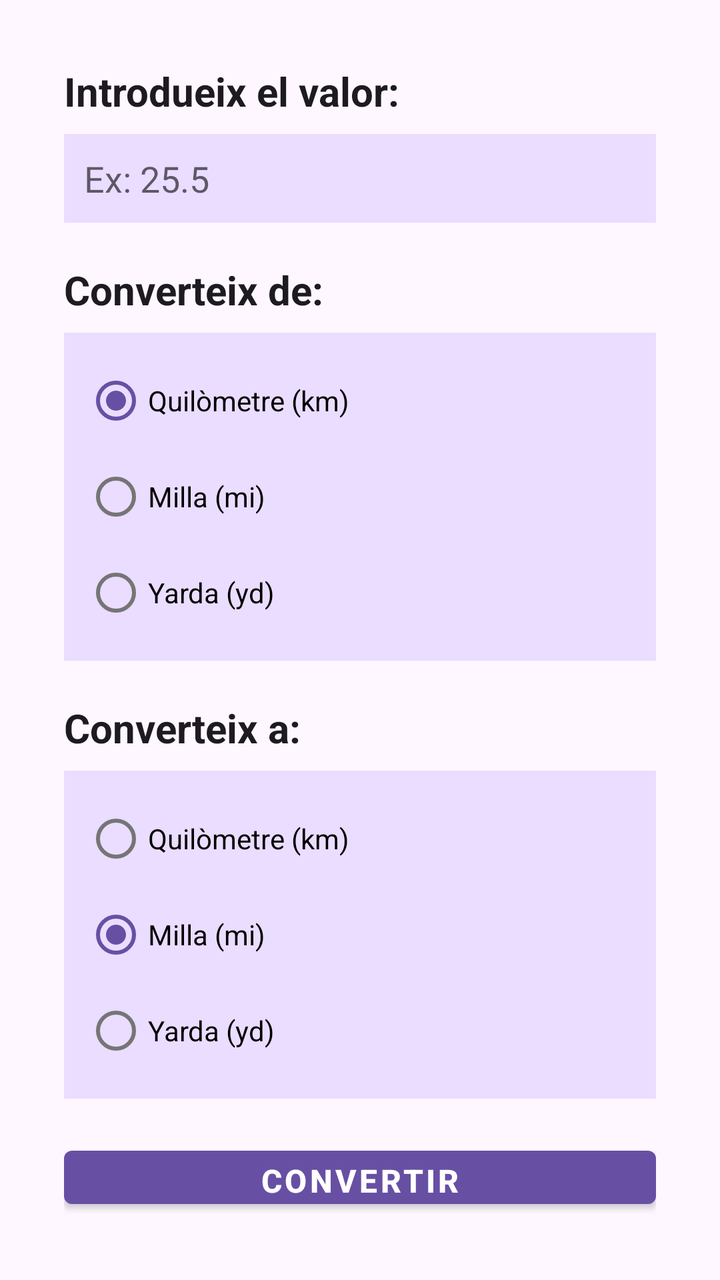
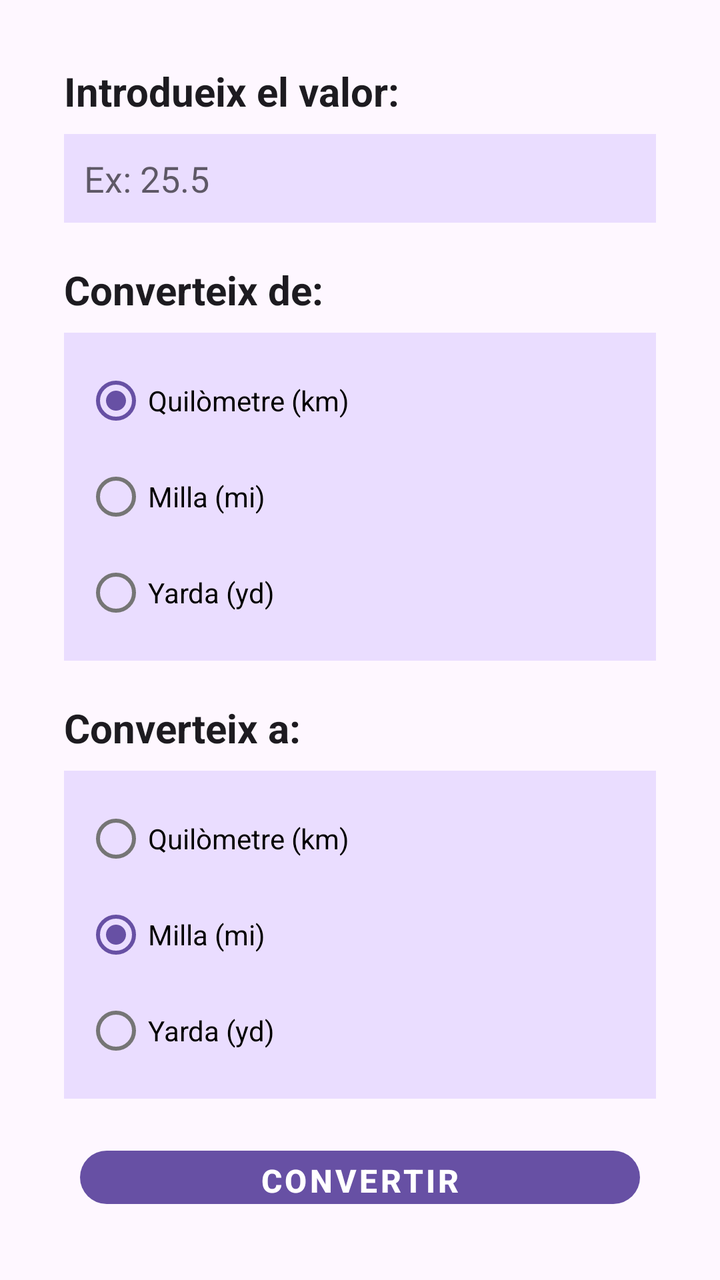

The first picture is an Android layout as it rendered before a commit; the second is the same layout after the commit. The layout source and the unified diff follow.
<!-- AndroidManifest.xml: application theme Theme.Conversor -->
<!-- res/layout/activity_longitud.xml -->
<?xml version="1.0" encoding="utf-8"?>
<LinearLayout xmlns:android="http://schemas.android.com/apk/res/android"
    android:layout_width="match_parent"
    android:layout_height="match_parent"
    android:orientation="vertical"
    android:gravity="center_horizontal"
    android:padding="32dp">

    <TextView
        android:layout_width="match_parent"
        android:layout_height="wrap_content"
        android:text="@string/label_valor"
        android:textSize="20sp"
        android:textStyle="bold"
        android:textColor="@color/text_primary"
        android:layout_marginBottom="8dp"/>

    <EditText
        android:id="@+id/editValor"
        android:layout_width="match_parent"
        android:layout_height="wrap_content"
        android:background="@color/primary_container"
        android:layout_marginBottom="20dp"
        android:padding="10dp"
        android:hint="@string/hint_valor"
        android:inputType="numberDecimal|numberSigned"/>

    <TextView
        android:layout_width="match_parent"
        android:layout_height="wrap_content"
        android:text="@string/label_de"
        android:textSize="20sp"
        android:textStyle="bold"
        android:textColor="@color/text_primary"
        android:layout_marginBottom="8dp"/>

    <RadioGroup
        android:id="@+id/radioGroupDe"
        android:layout_width="match_parent"
        android:layout_height="wrap_content"
        android:background="@color/primary_container"
        android:orientation="vertical"
        android:layout_marginBottom="20dp"
        android:padding="10dp">

        <RadioButton
            android:id="@+id/radioQuilometre"
            android:layout_width="wrap_content"
            android:layout_height="wrap_content"
            android:text="@string/quilometre"
            android:checked="true"/>

        <RadioButton
            android:id="@+id/radioMilla"
            android:layout_width="wrap_content"
            android:layout_height="wrap_content"
            android:text="@string/milla"/>

        <RadioButton
            android:id="@+id/radioYarda"
            android:layout_width="wrap_content"
            android:layout_height="wrap_content"
            android:text="@string/yarda"/>

    </RadioGroup>

    <TextView
        android:layout_width="match_parent"
        android:layout_height="wrap_content"
        android:text="@string/label_a"
        android:textSize="20sp"
        android:textStyle="bold"
        android:textColor="@color/text_primary"
        android:layout_marginBottom="8dp"/>

    <RadioGroup
        android:id="@+id/radioGroupA"
        android:layout_width="match_parent"
        android:layout_height="wrap_content"
        android:background="@color/primary_container"
        android:orientation="vertical"
        android:layout_marginBottom="20dp"
        android:padding="10dp">

        <RadioButton
            android:id="@+id/radioQuilometreA"
            android:layout_width="wrap_content"
            android:layout_height="wrap_content"
            android:text="@string/quilometre"/>

        <RadioButton
            android:id="@+id/radioMillaA"
            android:layout_width="wrap_content"
            android:layout_height="wrap_content"
            android:text="@string/milla"
            android:checked="true"/>

        <RadioButton
            android:id="@+id/radioYardaA"
            android:layout_width="wrap_content"
            android:layout_height="wrap_content"
            android:text="@string/yarda"/>

    </RadioGroup>

    <Button
        android:id="@+id/botoConvertir"
        android:layout_width="match_parent"
        android:layout_height="wrap_content"
        android:text="@string/boto_convertir"
        android:theme="@style/BotoConversor.Boto.Primary"/>

    <TextView
        android:id="@+id/textResultat"
        android:layout_width="match_parent"
        android:layout_height="wrap_content"
        android:text="@string/resultat_inicial"
        android:textSize="20sp"
        android:textStyle="bold"
        android:textColor="@color/text_primary"
        android:layout_marginBottom="8dp"
        android:theme="@style/TextResultat"/>

</LinearLayout>
<!-- resources referenced by this layout -->
<resources>
  <color name="primary_container">#FFEADDFF</color>
  <color name="text_primary">#FF1D1B20</color>
  <string name="boto_convertir">Convertir</string>
  <string name="hint_valor">Ex: 25.5</string>
  <string name="label_a">Converteix a:</string>
  <string name="label_de">Converteix de:</string>
  <string name="label_valor">Introdueix el valor:</string>
  <string name="milla">Milla (mi)</string>
  <string name="quilometre">Quilòmetre (km)</string>
  <string name="resultat_inicial">—</string>
  <string name="yarda">Yarda (yd)</string>
  <style name="BotoConversor.Boto.Primary" parent="BotoConversor.Boto">
          <item name="backgroundTint">@color/primary</item>
          <item name="android:textColor">@color/on_primary</item>
      </style>
  <style name="TextResultat" parent="TextAppearance.MaterialComponents.Headline4">
          <item name="android:layout_width">wrap_content</item>
          <item name="android:layout_height">wrap_content</item>
          <item name="android:fontFamily">monospace</item>
          <item name="android:textSize">28sp</item>
          <item name="android:textStyle">bold</item>
          <item name="android:textColor">@color/resultat_text</item>
          <item name="android:background">@color/resultat_background</item>
          <item name="android:padding">16dp</item>
          <item name="android:gravity">center</item>
          <item name="android:layout_gravity">center_horizontal</item>
      </style>
  <style name="Theme.Conversor" parent="Theme.MaterialComponents.DayNight.NoActionBar">
          <item name="colorPrimary">@color/primary</item>
          <item name="colorPrimaryVariant">@color/primary_dark</item>
          <item name="colorOnPrimary">@color/on_primary</item>
          <item name="colorSecondary">@color/primary</item>
          <item name="colorSecondaryVariant">@color/primary_dark</item>
          <item name="colorOnSecondary">@color/on_primary</item>
          <item name="android:statusBarColor">@color/primary_dark</item>
          <item name="android:navigationBarColor">@color/primary_dark</item>
          <item name="android:windowBackground">@color/background</item>
      </style>
  <style name="BotoConversor.Boto" parent="Widget.MaterialComponents.Button">
          <item name="android:layout_width">match_parent</item>
          <item name="android:layout_height">64dp</item>
          <item name="android:textSize">16sp</item>
          <item name="android:textStyle">bold</item>
          <item name="cornerRadius">16dp</item>
          <item name="android:layout_marginStart">8dp</item>
          <item name="android:layout_marginEnd">8dp</item>
          <item name="android:stateListAnimator">@null</item>
      </style>
  <color name="primary">#FF6750A4</color>
  <color name="on_primary">#FFFFFFFF</color>
  <color name="resultat_text">#FF21005D</color>
  <color name="resultat_background">#FFEADDFF</color>
  <color name="primary_dark">#FF4F378B</color>
  <color name="background">#FFFEF7FF</color>
</resources>

<!-- the commit's change to res/layout/activity_longitud.xml (unified diff, before → after) -->
@@ -108,7 +108,7 @@
         android:layout_width="match_parent"
         android:layout_height="wrap_content"
         android:text="@string/boto_convertir"
-        android:theme="@style/BotoConversor.Boto.Primary"/>
+        style="@style/BotoConversor.Boto.Primary"/>
 
     <TextView
         android:id="@+id/textResultat"
@@ -119,6 +119,6 @@
         android:textStyle="bold"
         android:textColor="@color/text_primary"
         android:layout_marginBottom="8dp"
-        android:theme="@style/TextResultat"/>
+        style="@style/TextResultat"/>
 
 </LinearLayout>
